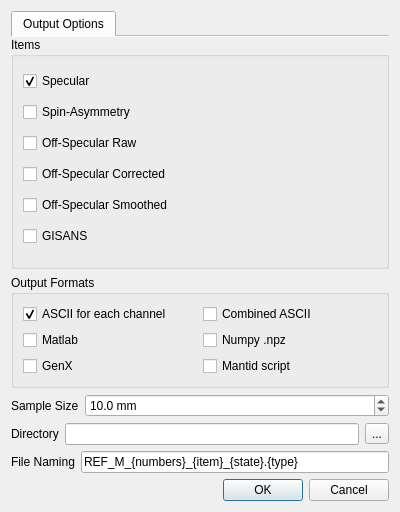
First picture: the form in designer/ui_reduce_dialog.ui, repository neutrons/reflectivity_ui, before the edit.
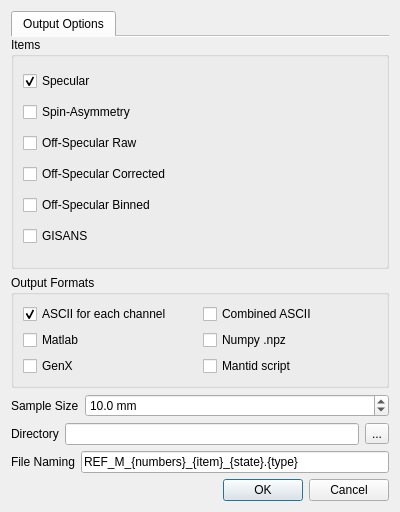
Second picture: the form after the edit. Icons and pictures are not drawn.

Patch:
```diff
--- a/designer/ui_reduce_dialog.ui
+++ b/designer/ui_reduce_dialog.ui
@@ -92,7 +92,7 @@
           <item>
            <widget class="QCheckBox" name="exportOffSpecularSmoothed">
             <property name="text">
-             <string>Off-Specular Smoothed</string>
+             <string>Off-Specular Binned</string>
             </property>
            </widget>
           </item>
```
Left out of the diff: 14 changed lines with no effect on the pictures.
